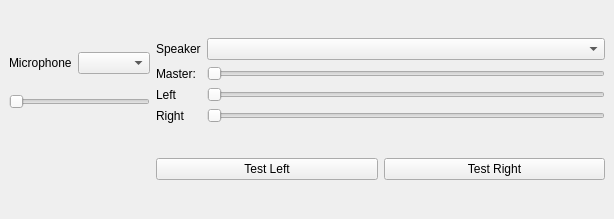
The window that windows/audiotest/audiotest.ui (devjochem/TestToolV3) describes before a commit, drawn with Qt 5.
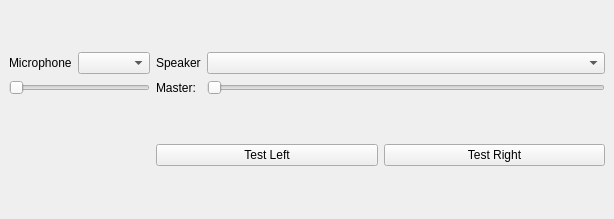
The same window after the commit.

Commit message: - Fixed audiotest left and right on the propper channels

Patch:
```diff
--- a/windows/audiotest/audiotest.ui
+++ b/windows/audiotest/audiotest.ui
@@ -20,6 +20,13 @@
       <item row="0" column="1">
        <widget class="QComboBox" name="comboBox_2"/>
       </item>
+      <item row="1" column="0">
+       <widget class="QLabel" name="label_3">
+        <property name="text">
+         <string>Master:</string>
+        </property>
+       </widget>
+      </item>
       <item row="1" column="1">
        <widget class="QSlider" name="ma_volume_slider">
         <property name="orientation">
@@ -27,13 +34,6 @@
         </property>
        </widget>
       </item>
-      <item row="2" column="1">
-       <widget class="QSlider" name="l_volume_slider">
-        <property name="orientation">
-         <enum>Qt::Orientation::Horizontal</enum>
-        </property>
-       </widget>
-      </item>
       <item row="0" column="0">
        <widget class="QLabel" name="label_2">
         <property name="text">
@@ -41,34 +41,6 @@
         </property>
        </widget>
       </item>
-      <item row="3" column="1">
-       <widget class="QSlider" name="r_volume_slider">
-        <property name="orientation">
-         <enum>Qt::Orientation::Horizontal</enum>
-        </property>
-       </widget>
-      </item>
-      <item row="1" column="0">
-       <widget class="QLabel" name="label_3">
-        <property name="text">
-         <string>Master:</string>
-        </property>
-       </widget>
-      </item>
-      <item row="2" column="0">
-       <widget class="QLabel" name="label_4">
-        <property name="text">
-         <string>Left</string>
-        </property>
-       </widget>
-      </item>
-      <item row="3" column="0">
-       <widget class="QLabel" name="label_5">
-        <property name="text">
-         <string>Right</string>
-        </property>
-       </widget>
-      </item>
      </layout>
     </item>
     <item row="0" column="0">
```
The commit also changes 4 other files.
